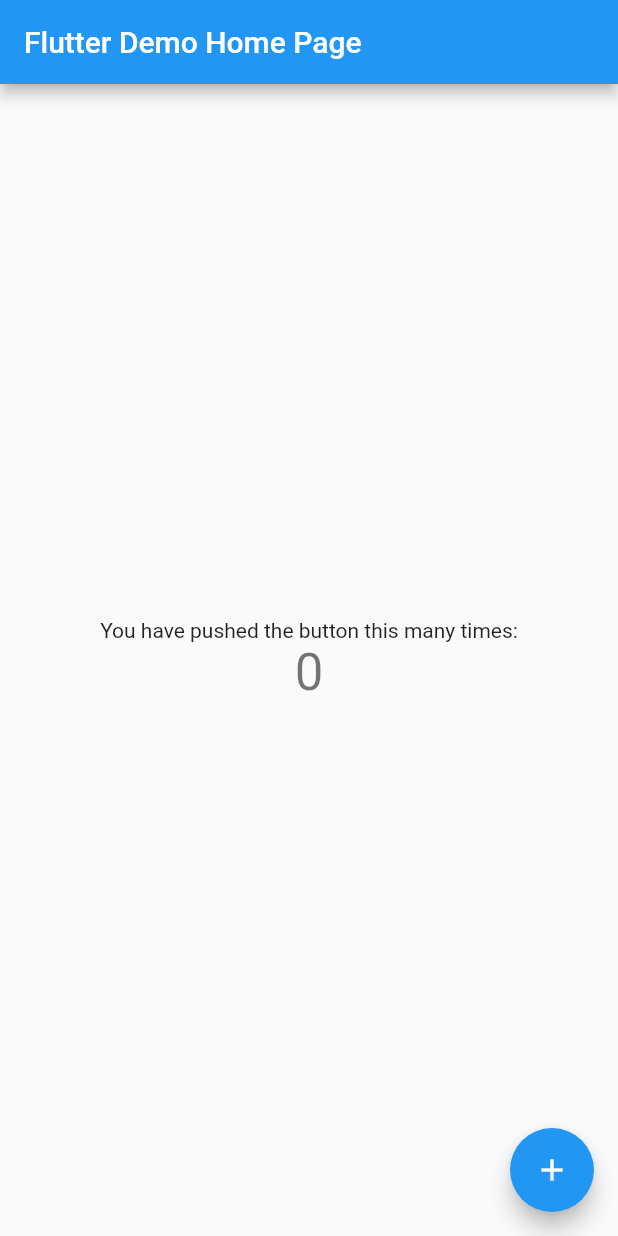
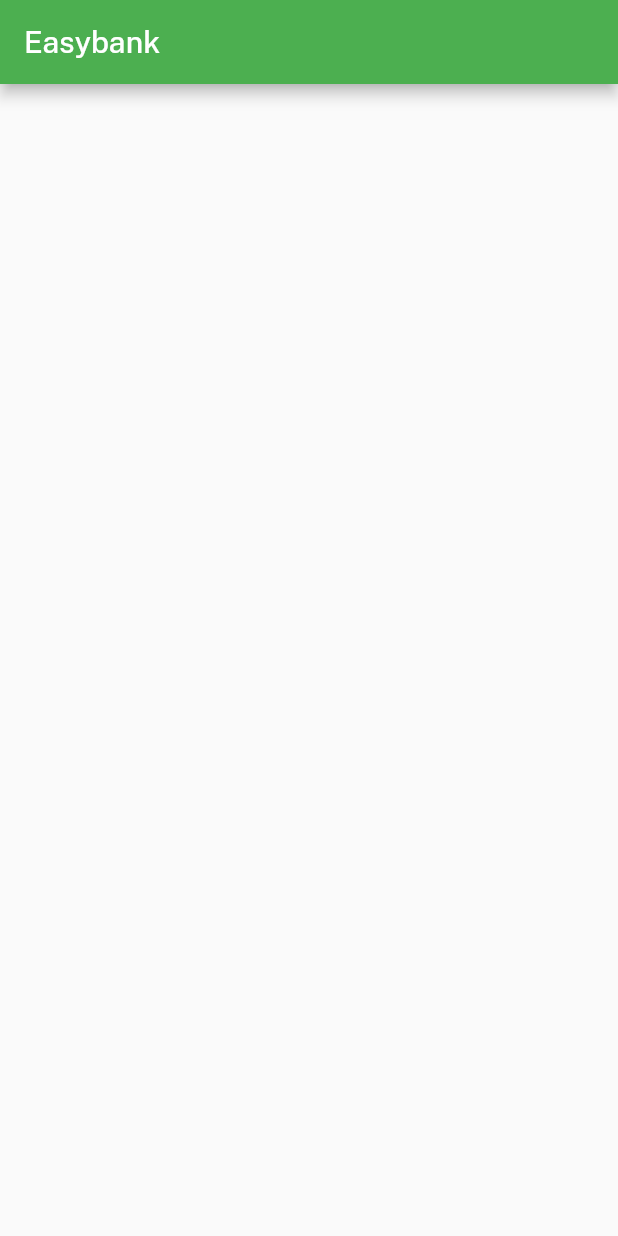
Before and after one commit to md-siam/easybank_landing_page, a Flutter app: the screen it shows after launch, on a phone screen of 412 x 824 dp. Run offline on Flutter 3.47's test engine with Material 2 defaults, Android fonts, the phone set to English and light mode, and no system bars.

Commit message:
home_page.dart

```diff
--- /dev/null
+++ b/lib/app/home_page.dart
@@ -0,0 +1,14 @@
+import 'package:flutter/material.dart';
+
+
+class HomePage extends StatelessWidget {
+  const HomePage({ Key? key }) : super(key: key);
+
+  @override
+  Widget build(BuildContext context) {
+    return Scaffold(
+      appBar: AppBar(title: const Text('Easybank')),
+      body: Center(),
+    );
+  }
+}
--- a/lib/main.dart
+++ b/lib/main.dart
@@ -1,6 +1,20 @@
+// Copyright (c) 2022, Md. Siam
+// http://mdsiam.xyz/
+//
+// Use of this source code is governed by an MIT-style
+// license that can be found in the LICENSE file or at
+// https://choosealicense.com/licenses/mit/
 import 'package:flutter/material.dart';
+import 'package:flutter/services.dart';
+
+import 'app/home_page.dart';
 
 void main() {
+  // For disabling landscape view
+  WidgetsFlutterBinding.ensureInitialized();
+  SystemChrome.setPreferredOrientations(
+    [DeviceOrientation.portraitUp, DeviceOrientation.portraitDown],
+  );
   runApp(const MyApp());
 }
 
@@ -10,57 +24,13 @@ class MyApp extends StatelessWidget {
   @override
   Widget build(BuildContext context) {
     return MaterialApp(
-      title: 'Easybank',
+      title: 'Easybank Landing Page',
       debugShowCheckedModeBanner: false,
-      theme: ThemeData(primarySwatch: Colors.blue),
-      home: const MyHomePage(title: 'Flutter Demo Home Page'),
+      theme: ThemeData(
+        fontFamily: 'Public_Sans',
+        primarySwatch: Colors.green,
+      ),
+      home: const HomePage(),
     );
   }
 }
-
-class MyHomePage extends StatefulWidget {
-  const MyHomePage({Key? key, required this.title}) : super(key: key);
-
-  final String title;
-
-  @override
-  State<MyHomePage> createState() => _MyHomePageState();
-}
-
-class _MyHomePageState extends State<MyHomePage> {
-  int _counter = 0;
-
-  void _incrementCounter() {
-    setState(() {
-      _counter++;
-    });
-  }
-
-  @override
-  Widget build(BuildContext context) {
-    return Scaffold(
-      appBar: AppBar(
-        title: Text(widget.title),
-      ),
-      body: Center(
-        child: Column(
-          mainAxisAlignment: MainAxisAlignment.center,
-          children: <Widget>[
-            const Text(
-              'You have pushed the button this many times:',
-            ),
-            Text(
-              '$_counter',
-              style: Theme.of(context).textTheme.headline4,
-            ),
-          ],
-        ),
-      ),
-      floatingActionButton: FloatingActionButton(
-        onPressed: _incrementCounter,
-        tooltip: 'Increment',
-        child: const Icon(Icons.add),
-      ),
-    );
-  }
-}
```
Also changed, not shown: pubspec.yaml (+6 -1 lines), 1 other file.
